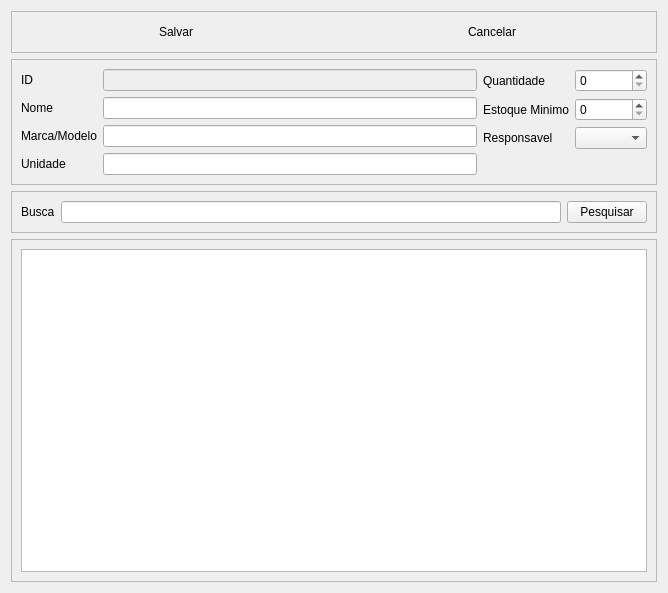
First picture: the form in telas/cadastroequipamentos.ui, repository alissonbf/projeto-coopervap, before the edit.
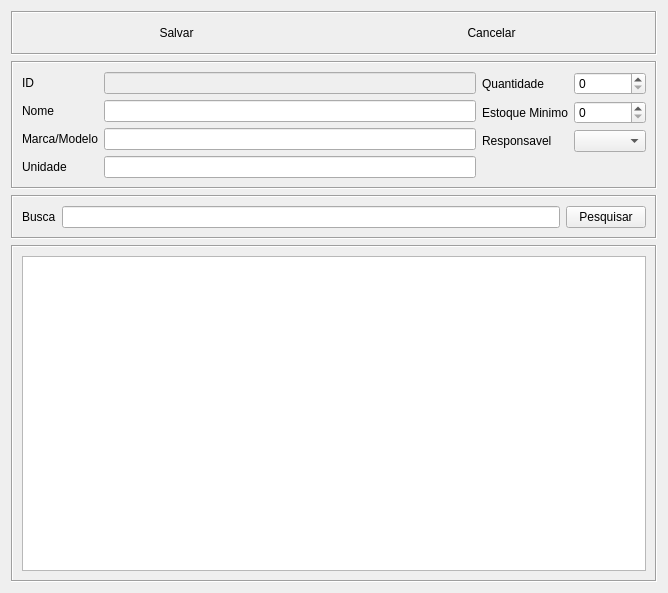
Second picture: the form after the edit. Icons and pictures are not drawn.

Diff of the .ui file:
```diff
--- a/telas/cadastroequipamentos.ui
+++ b/telas/cadastroequipamentos.ui
@@ -21,10 +21,10 @@
    <item>
     <widget class="QFrame" name="frame_3">
      <property name="frameShape">
-      <enum>QFrame::StyledPanel</enum>
+      <enum>QFrame::Box</enum>
      </property>
      <property name="frameShadow">
-      <enum>QFrame::Raised</enum>
+      <enum>QFrame::Sunken</enum>
      </property>
      <layout class="QHBoxLayout" name="horizontalLayout_2">
       <item>
@@ -64,10 +64,10 @@
    <item>
     <widget class="QFrame" name="frame_2">
      <property name="frameShape">
-      <enum>QFrame::StyledPanel</enum>
+      <enum>QFrame::Box</enum>
      </property>
      <property name="frameShadow">
-      <enum>QFrame::Raised</enum>
+      <enum>QFrame::Sunken</enum>
      </property>
      <layout class="QHBoxLayout" name="horizontalLayout">
       <item>
@@ -194,10 +194,10 @@
    <item>
     <widget class="QFrame" name="frame">
      <property name="frameShape">
-      <enum>QFrame::StyledPanel</enum>
+      <enum>QFrame::Box</enum>
      </property>
      <property name="frameShadow">
-      <enum>QFrame::Raised</enum>
+      <enum>QFrame::Sunken</enum>
      </property>
      <layout class="QHBoxLayout" name="horizontalLayout_4">
       <item>
@@ -227,10 +227,10 @@
    <item>
     <widget class="QFrame" name="frame_4">
      <property name="frameShape">
-      <enum>QFrame::StyledPanel</enum>
+      <enum>QFrame::Box</enum>
      </property>
      <property name="frameShadow">
-      <enum>QFrame::Raised</enum>
+      <enum>QFrame::Sunken</enum>
      </property>
      <layout class="QHBoxLayout" name="horizontalLayout_3">
       <item>
```
